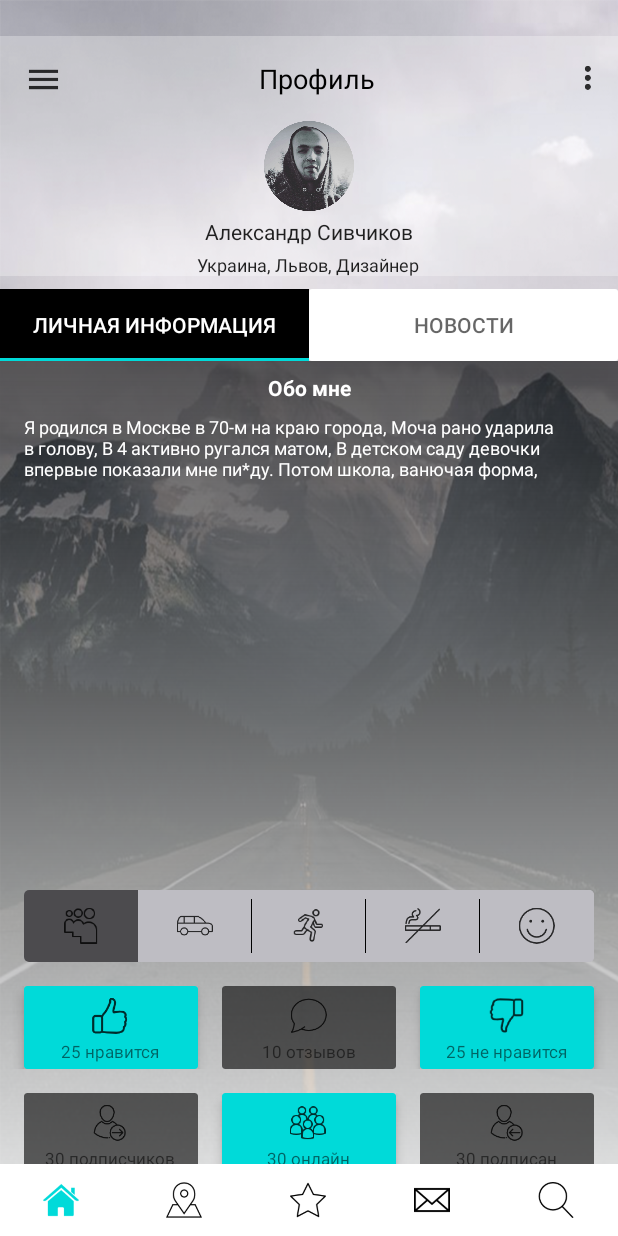
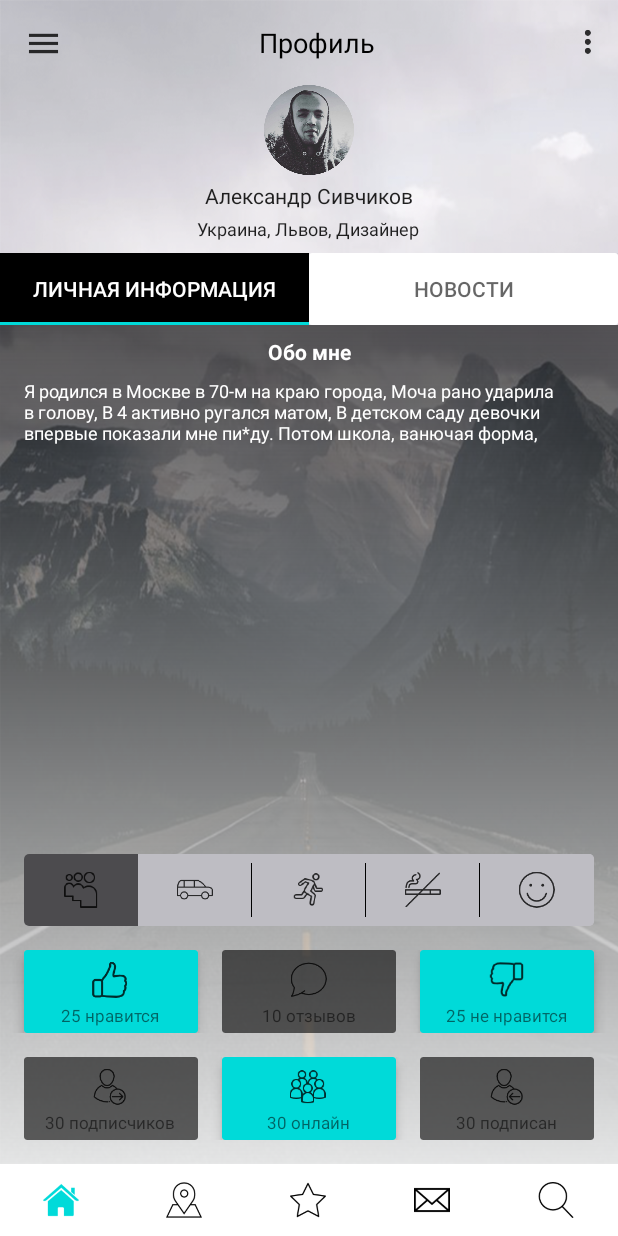
Before and after one commit to vedmitry7/LifeUp, an Android app: the ProfileFragment screen opened directly, with no data from a screen before it, on a phone screen of 412 x 824 dp. Run offline under Robolectric (Android 15) with nearby library versions, the phone set to English and light mode, and no system bars; our stand-ins replace ButterKnife.

Commit message:
fix main layout, fix profile layout

```diff
--- a/app/src/main/AndroidManifest.xml
+++ b/app/src/main/AndroidManifest.xml
@@ -14,7 +14,7 @@
         <activity
             android:name=".activities.MainActivity"
             android:label="@string/title_activity_main"
-            android:theme="@style/AppTheme" />
+            android:theme="@style/AppTheme2" />
         <activity android:name=".activities.StartActivity">
             <intent-filter>
                 <action android:name="android.intent.action.MAIN" />
--- a/app/src/main/java/com/vedmitryapps/lifeup/activities/MainActivity.java
+++ b/app/src/main/java/com/vedmitryapps/lifeup/activities/MainActivity.java
@@ -78,9 +78,6 @@ public class MainActivity extends AppCompatActivity
 
         NavigationView navigationView = (NavigationView) findViewById(R.id.nav_view);
         navigationView.setNavigationItemSelectedListener(this);
-
-
-
     }
 
     @Override
--- a/app/src/main/java/com/vedmitryapps/lifeup/fragments/ProfileFragment.java
+++ b/app/src/main/java/com/vedmitryapps/lifeup/fragments/ProfileFragment.java
@@ -1,7 +1,10 @@
 package com.vedmitryapps.lifeup.fragments;
 
+import android.os.Build;
 import android.os.Bundle;
 import android.support.annotation.Nullable;
+import android.support.annotation.RequiresApi;
+import android.support.constraint.ConstraintLayout;
 import android.support.design.widget.TabLayout;
 import android.support.v4.app.Fragment;
 import android.support.v4.view.ViewPager;
@@ -24,11 +27,14 @@ public class ProfileFragment extends Fragment {
 
     @BindView(R.id.profileTabs)
     TabLayout tabLayout;
+    @BindView(R.id.profileInfoContainer)
+    ConstraintLayout profileInfoContainer;
 
+    @RequiresApi(api = Build.VERSION_CODES.JELLY_BEAN_MR1)
     @Nullable
     @Override
     public View onCreateView(LayoutInflater inflater, @Nullable ViewGroup container, @Nullable Bundle savedInstanceState) {
-        View view = inflater.inflate(R.layout.profile_fragment, container, false);
+        View view = inflater.inflate(R.layout.pager_fragment_profile, container, false);
         ButterKnife.bind(this, view);
 
         ProfilePagerAdapter pagerAdapter = new ProfilePagerAdapter(getChildFragmentManager(), tabLayout);
@@ -36,6 +42,18 @@ public class ProfileFragment extends Fragment {
         viewPager.addOnPageChangeListener(pagerAdapter);
         tabLayout.setupWithViewPager(viewPager);
 
+       // profileInfoContainer.setPadding(0,getStatusBarHeight(),0,0);
+       // profileInfoContainer.setPaddingRelative(0,getStatusBarHeight(),0,0);
+
         return view;
     }
+
+    public int getStatusBarHeight() {
+        int result = 0;
+        int resourceId = getResources().getIdentifier("status_bar_height", "dimen", "android");
+        if (resourceId > 0) {
+            result = getResources().getDimensionPixelSize(resourceId);
+        }
+        return result;
+    }
 }
--- a/app/src/main/res/layout/activity_main.xml
+++ b/app/src/main/res/layout/activity_main.xml
@@ -5,7 +5,6 @@
     android:id="@+id/drawer_layout"
     android:layout_width="match_parent"
     android:layout_height="match_parent"
-    android:fitsSystemWindows="true"
     tools:openDrawer="start">
 
     <include
--- a/app/src/main/res/layout/app_bar_main.xml
+++ b/app/src/main/res/layout/app_bar_main.xml
@@ -4,10 +4,8 @@
     xmlns:tools="http://schemas.android.com/tools"
     android:layout_width="match_parent"
     android:layout_height="match_parent"
-
-    android:fitsSystemWindows="true"
-
     tools:context="com.vedmitryapps.lifeup.activities.MainActivity">
+<!-- android:fitsSystemWindows="true"  -->
 
     <android.support.design.widget.AppBarLayout
         android:layout_width="match_parent"
@@ -28,26 +26,6 @@
         android:layout_margin="@dimen/fab_margin"
         app:srcCompat="@android:drawable/ic_dialog_email" />
 
-    <LinearLayout
-        android:id="@+id/linearLayout"
-        android:layout_width="match_parent"
-        android:layout_height="wrap_content"
-        android:layout_gravity="bottom"
-        android:gravity="center"
-        android:background="@android:color/white"
-        app:layout_constraintBottom_toBottomOf="parent"
-        app:layout_constraintEnd_toEndOf="parent"
-        app:layout_constraintStart_toStartOf="parent">
-
-        <android.support.design.widget.TabLayout
-            style="@style/MainTabLayout"
-            android:id="@+id/tabs"
-            android:layout_width="match_parent"
-            android:layout_height="48dp"
-            app:tabGravity="fill"
-            app:tabMode="fixed" />
-    </LinearLayout>
-
 </android.support.design.widget.CoordinatorLayout>
 <!--      android:layout_height="?attr/actionBarSize"
             android:background="?attr/colorPrimary"-->
--- a/app/src/main/res/layout/content_main.xml
+++ b/app/src/main/res/layout/content_main.xml
@@ -7,18 +7,29 @@
 
     app:layout_behavior="@string/appbar_scrolling_view_behavior"
     tools:context="com.vedmitryapps.lifeup.activities.MainActivity"
-    tools:showIn="@layout/app_bar_main"
-    >
+    tools:showIn="@layout/app_bar_main">
+
+    <android.support.design.widget.TabLayout
+        android:id="@+id/tabs"
+        android:background="@android:color/white"
+        style="@style/MainTabLayout"
+        android:layout_width="0dp"
+        android:layout_height="48dp"
+        app:layout_constraintBottom_toBottomOf="parent"
+        app:layout_constraintEnd_toEndOf="parent"
+        app:layout_constraintStart_toStartOf="parent"
+        app:tabGravity="fill"
+        app:tabMode="fixed" />
 
     <android.support.v4.view.ViewPager
         android:id="@+id/viewPager"
-        android:layout_width="match_parent"
-        android:layout_height="match_parent"
-        android:paddingBottom="24dp"
+        android:layout_width="0dp"
+        android:layout_height="0dp"
         app:layout_behavior="@string/appbar_scrolling_view_behavior"
-        app:layout_constraintBottom_toTopOf="@+id/linearLayout"
+        app:layout_constraintBottom_toTopOf="@+id/tabs"
         app:layout_constraintEnd_toEndOf="parent"
         app:layout_constraintStart_toStartOf="parent"
         app:layout_constraintTop_toTopOf="parent" />
 
+
 </android.support.constraint.ConstraintLayout>
--- a/app/src/main/res/layout/fragment_diallog.xml
+++ b/app/src/main/res/layout/pager_fragment_diallogs.xml
@@ -1,5 +1,6 @@
 <?xml version="1.0" encoding="utf-8"?>
 <android.support.constraint.ConstraintLayout
+    android:fitsSystemWindows="true"
     android:background="#098765"
     xmlns:android="http://schemas.android.com/apk/res/android" android:layout_width="match_parent"
     android:layout_height="match_parent">
@@ -62,7 +63,6 @@
         </RelativeLayout>
 
         <android.support.v7.widget.RecyclerView
-            android:layout_marginBottom="24dp"
             android:background="@android:color/white"
             android:layout_below="@+id/toolbar"
             android:id="@+id/recyclerView"
@@ -75,5 +75,4 @@
 
 
 
-
 </android.support.constraint.ConstraintLayout>
--- /dev/null
+++ b/app/src/main/res/layout/pager_fragment_profile.xml
@@ -0,0 +1,127 @@
+<?xml version="1.0" encoding="utf-8"?>
+<android.support.constraint.ConstraintLayout xmlns:android="http://schemas.android.com/apk/res/android"
+    xmlns:app="http://schemas.android.com/apk/res-auto"
+    xmlns:tools="http://schemas.android.com/tools"
+    android:layout_width="match_parent"
+    android:layout_height="match_parent"
+    android:background="@drawable/back"
+    app:layout_behavior="@string/appbar_scrolling_view_behavior"
+    tools:context="com.vedmitryapps.lifeup.activities.MainActivity">
+
+
+    <android.support.constraint.ConstraintLayout
+        android:id="@+id/profileInfoContainer"
+        android:layout_width="match_parent"
+        android:layout_height="wrap_content"
+        android:background="#44ffffff"
+        android:orientation="horizontal"
+        app:layout_constraintEnd_toEndOf="parent"
+        app:layout_constraintHorizontal_bias="0.0"
+        app:layout_constraintStart_toStartOf="parent" >
+
+
+        <TextView
+
+            android:id="@+id/textView2"
+            android:layout_width="wrap_content"
+            android:layout_height="wrap_content"
+            android:layout_marginTop="16dp"
+            android:text="Профиль"
+            android:textColor="@android:color/black"
+            android:textSize="18sp"
+            app:layout_constraintEnd_toStartOf="@+id/button2"
+            app:layout_constraintStart_toEndOf="@+id/button"
+            app:layout_constraintTop_toTopOf="parent" />
+
+        <Button
+            android:id="@+id/button"
+            android:layout_width="26dp"
+            android:layout_height="26dp"
+            android:layout_marginLeft="16dp"
+            android:layout_marginStart="16dp"
+            android:layout_marginTop="16dp"
+            android:background="@drawable/ic_drawer_button"
+            android:onClick="drawerSwicher"
+            app:layout_constraintStart_toStartOf="parent"
+            app:layout_constraintTop_toTopOf="parent" />
+
+        <Button
+            android:id="@+id/button2"
+            android:layout_width="24dp"
+            android:layout_height="24dp"
+            android:layout_marginEnd="8dp"
+            android:layout_marginRight="8dp"
+            android:layout_marginTop="16dp"
+            android:background="@drawable/ic_menu"
+            app:layout_constraintEnd_toEndOf="parent"
+            app:layout_constraintTop_toTopOf="parent" />
+
+        <LinearLayout
+            android:id="@+id/linearLayout"
+            android:layout_width="match_parent"
+            android:layout_height="wrap_content"
+            android:layout_marginTop="16dp"
+            android:orientation="vertical"
+            app:layout_constraintTop_toBottomOf="@+id/textView2"
+            tools:ignore="MissingConstraints"
+            tools:layout_editor_absoluteX="0dp">
+
+
+            <ImageView
+                android:layout_width="60dp"
+                android:layout_height="60dp"
+                android:layout_gravity="center"
+                android:src="@drawable/alex" />
+
+            <TextView
+                android:layout_width="wrap_content"
+
+                android:layout_height="wrap_content"
+                android:layout_gravity="center"
+                android:alpha="0.87"
+                android:paddingTop="4dp"
+                android:text="Александр Сивчиков"
+                android:textColor="@android:color/black" />
+
+            <TextView
+                android:layout_width="wrap_content"
+                android:layout_height="wrap_content"
+                android:layout_gravity="center"
+                android:alpha="0.87"
+                android:paddingTop="4dp"
+                android:layout_marginBottom="8dp"
+                android:text="Украина, Львов, Дизайнер"
+                android:textColor="@android:color/black"
+                android:textSize="12sp" />
+        </LinearLayout>
+
+
+
+
+
+    </android.support.constraint.ConstraintLayout>
+
+
+    <android.support.design.widget.TabLayout
+        android:id="@+id/profileTabs"
+        style="@style/ProfileInfoTabLayout"
+        android:layout_width="match_parent"
+        android:layout_height="48dp"
+        app:layout_constraintEnd_toEndOf="parent"
+        app:layout_constraintHorizontal_bias="0.0"
+        app:layout_constraintStart_toStartOf="parent"
+        app:layout_constraintTop_toBottomOf="@+id/profileInfoContainer"
+        app:tabGravity="fill"
+        app:tabMode="fixed" />
+
+    <android.support.v4.view.ViewPager
+        android:id="@+id/profileViewPager"
+        android:layout_width="match_parent"
+        android:layout_height="0dp"
+        app:layout_behavior="@string/appbar_scrolling_view_behavior"
+        app:layout_constraintBottom_toBottomOf="parent"
+        app:layout_constraintEnd_toEndOf="parent"
+        app:layout_constraintHorizontal_bias="0.0"
+        app:layout_constraintStart_toStartOf="parent"
+        app:layout_constraintTop_toBottomOf="@+id/profileTabs" />
+</android.support.constraint.ConstraintLayout>
--- a/app/src/main/res/layout/profile_fragment.xml
+++ /dev/null
@@ -1,124 +0,0 @@
-<?xml version="1.0" encoding="utf-8"?>
-<android.support.constraint.ConstraintLayout xmlns:android="http://schemas.android.com/apk/res/android"
-    xmlns:app="http://schemas.android.com/apk/res-auto"
-    xmlns:tools="http://schemas.android.com/tools"
-    android:layout_width="match_parent"
-    android:layout_height="match_parent"
-    android:background="@drawable/back"
-    app:layout_behavior="@string/appbar_scrolling_view_behavior"
-    android:paddingTop="24dp"
-    tools:context="com.vedmitryapps.lifeup.activities.MainActivity">
-
-
-    <LinearLayout
-        android:id="@+id/linearLayout2"
-        android:layout_width="match_parent"
-        android:layout_height="160dp"
-        android:alpha="0.3"
-        android:background="#ffffff"
-        android:orientation="horizontal"
-        app:layout_constraintEnd_toEndOf="parent"
-        app:layout_constraintHorizontal_bias="0.0"
-        app:layout_constraintStart_toStartOf="parent" />
-
-
-    <TextView
-
-        android:id="@+id/textView2"
-        android:layout_width="wrap_content"
-        android:layout_height="wrap_content"
-        android:layout_marginTop="16dp"
-        android:text="Профиль"
-        android:textColor="@android:color/black"
-        android:textSize="18sp"
-        app:layout_constraintEnd_toStartOf="@+id/button2"
-        app:layout_constraintStart_toEndOf="@+id/button"
-        app:layout_constraintTop_toTopOf="parent" />
-
-    <Button
-        android:id="@+id/button"
-        android:layout_width="26dp"
-        android:layout_height="26dp"
-        android:layout_marginLeft="16dp"
-        android:layout_marginStart="16dp"
-        android:layout_marginTop="16dp"
-        android:background="@drawable/ic_drawer_button"
-        android:onClick="drawerSwicher"
-        app:layout_constraintStart_toStartOf="parent"
-        app:layout_constraintTop_toTopOf="parent" />
-
-    <Button
-        android:id="@+id/button2"
-        android:layout_width="24dp"
-        android:layout_height="24dp"
-        android:layout_marginEnd="8dp"
-        android:layout_marginRight="8dp"
-        android:layout_marginTop="16dp"
-        android:background="@drawable/ic_menu"
-        app:layout_constraintEnd_toEndOf="parent"
-        app:layout_constraintTop_toTopOf="parent" />
-
-    <LinearLayout
-        android:id="@+id/linearLayout"
-        android:layout_width="match_parent"
-        android:layout_height="wrap_content"
-        android:layout_marginTop="16dp"
-        android:orientation="vertical"
-        app:layout_constraintTop_toBottomOf="@+id/textView2"
-        tools:ignore="MissingConstraints"
-        tools:layout_editor_absoluteX="0dp">
-
-
-        <ImageView
-            android:layout_width="60dp"
-            android:layout_height="60dp"
-            android:layout_gravity="center"
-            android:src="@drawable/alex" />
-
-        <TextView
-            android:layout_width="wrap_content"
-
-            android:layout_height="wrap_content"
-            android:layout_gravity="center"
-            android:alpha="0.87"
-            android:paddingTop="4dp"
-            android:text="Александр Сивчиков"
-            android:textColor="@android:color/black" />
-
-        <TextView
-            android:layout_width="wrap_content"
-            android:layout_height="wrap_content"
-            android:layout_gravity="center"
-            android:alpha="0.87"
-            android:paddingTop="4dp"
-            android:text="Украина, Львов, Дизайнер"
-            android:textColor="@android:color/black"
-            android:textSize="12sp" />
-    </LinearLayout>
-
-
-    <android.support.design.widget.TabLayout
-
-        android:id="@+id/profileTabs"
-        style="@style/ProfileInfoTabLayout"
-        android:layout_width="match_parent"
-        android:layout_height="48dp"
-        android:layout_marginTop="8dp"
-        app:layout_constraintEnd_toEndOf="parent"
-        app:layout_constraintHorizontal_bias="0.0"
-        app:layout_constraintStart_toStartOf="parent"
-        app:layout_constraintTop_toBottomOf="@+id/linearLayout"
-        app:tabGravity="fill"
-        app:tabMode="fixed" />
-
-    <android.support.v4.view.ViewPager
-        android:id="@+id/profileViewPager"
-        android:layout_width="match_parent"
-        android:layout_height="0dp"
-        app:layout_behavior="@string/appbar_scrolling_view_behavior"
-        app:layout_constraintBottom_toBottomOf="parent"
-        app:layout_constraintEnd_toEndOf="parent"
-        app:layout_constraintHorizontal_bias="0.0"
-        app:layout_constraintStart_toStartOf="parent"
-        app:layout_constraintTop_toBottomOf="@+id/profileTabs" />
-</android.support.constraint.ConstraintLayout>
--- a/app/src/main/res/values/styles.xml
+++ b/app/src/main/res/values/styles.xml
@@ -9,7 +9,19 @@
         <item name="colorPrimary">@color/colorPrimaryDark</item>
         <item name="colorPrimaryDark">@color/colorPrimaryDark</item>
         <item name="colorAccent">@color/colorAccent</item>
-        <item name="android:windowTranslucentNavigation" tools:targetApi="kitkat">true</item>
+        <!--<item name="android:windowTranslucentNavigation" tools:targetApi="kitkat">true</item>-->
+        <item name="android:windowTranslucentStatus" tools:targetApi="kitkat">true</item>
+    </style>
+
+    <style name="AppTheme2" parent="Theme.AppCompat.DayNight.NoActionBar">
+        <!-- Customize your theme here. -->
+        <item name="android:editTextColor">@android:color/white</item>
+        <item name="android:textColorHint">@android:color/white</item>
+
+        <item name="colorPrimary">@color/colorPrimaryDark</item>
+        <item name="colorPrimaryDark">@color/colorPrimaryDark</item>
+        <item name="colorAccent">@color/colorAccent</item>
+        <!--<item name="android:windowTranslucentNavigation" tools:targetApi="kitkat">true</item>-->
         <item name="android:windowTranslucentStatus" tools:targetApi="kitkat">true</item>
     </style>
 
```
Also changed, not shown: app/src/main/java/com/vedmitryapps/lifeup/fragments/DialogListFragment.java (+6 -2 lines), app/src/main/res/layout/test.xml (+24 -83 lines).
